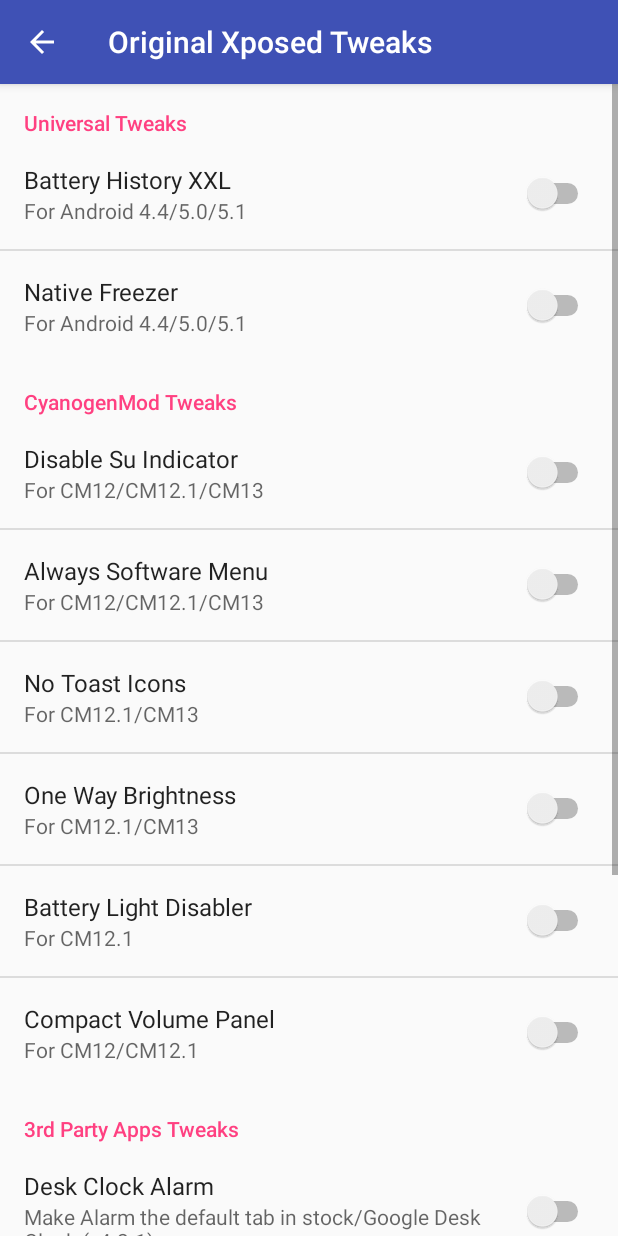
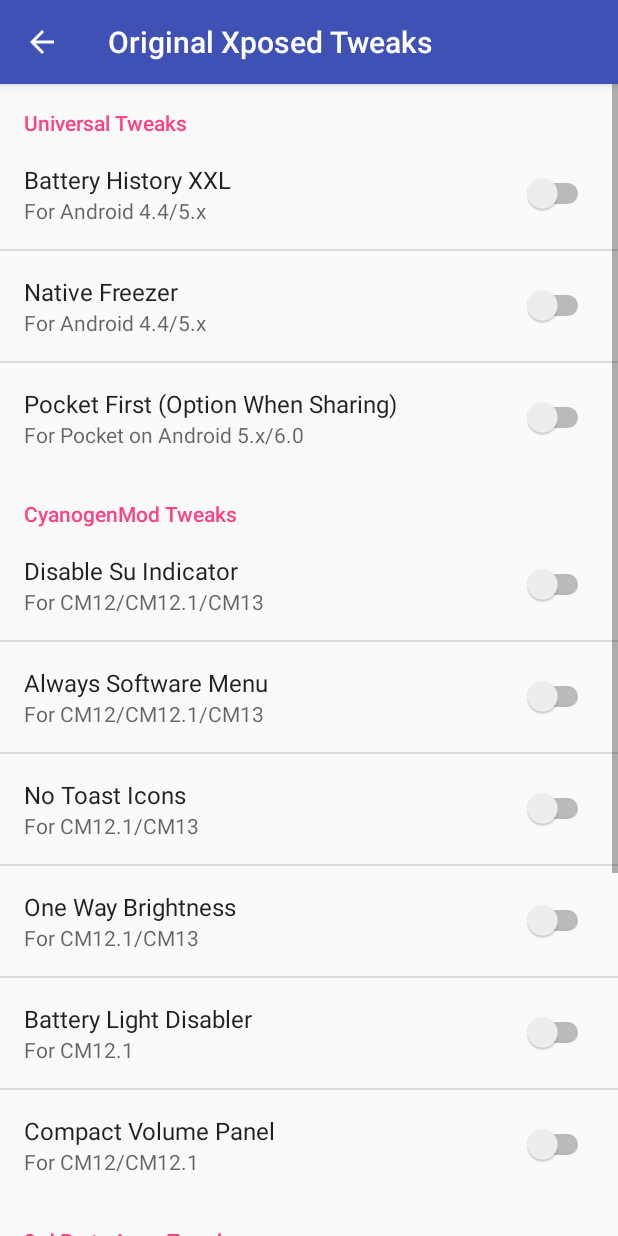
Before and after one commit to moneytoo/AllMy..., an Android app: the SettingsActivity screen opened directly, with no data from a screen before it, after a tap on "Original Xposed Tweaks", on a phone screen of 412 x 824 dp. Run offline under Robolectric (Android 15) with nearby library versions, the phone set to English and light mode, and no system bars.

Commit message:
Fix "Pocket First" on Android 6.0

```diff
--- a/app/build.gradle
+++ b/app/build.gradle
@@ -8,8 +8,8 @@ android {
         applicationId "com.smartmadsoft.xposed.aio"
         minSdkVersion 14
         targetSdkVersion 23
-        versionCode 5
-        versionName "0.1.4"
+        versionCode 6
+        versionName "0.1.5"
     }
     buildTypes {
         release {
--- a/app/src/main/res/xml/pref_tweaks.xml
+++ b/app/src/main/res/xml/pref_tweaks.xml
@@ -7,13 +7,19 @@
             android:defaultValue="false"
             android:key="tweak_batteryhistoryxxl"
             android:title="Battery History XXL"
-            android:summary="For Android 4.4/5.0/5.1" />
+            android:summary="For Android 4.4/5.x" />
 
         <SwitchPreference
             android:defaultValue="false"
             android:key="tweak_nativefreezer"
             android:title="Native Freezer"
-            android:summary="For Android 4.4/5.0/5.1" />
+            android:summary="For Android 4.4/5.x" />
+
+        <SwitchPreference
+            android:defaultValue="false"
+            android:key="tweak_pocketfirst"
+            android:title="Pocket First (Option When Sharing)"
+            android:summary="For Pocket on Android 5.x/6.0" />
 
     </PreferenceCategory>
 
@@ -69,12 +75,6 @@
 
         <SwitchPreference
             android:defaultValue="false"
-            android:key="tweak_pocketfirst"
-            android:title="Pocket First (Option When Sharing)"
-            android:summary="For Pocket on Android 5.x" />
-
-        <SwitchPreference
-            android:defaultValue="false"
             android:key="tweak_onehandzoom_ff"
             android:title="One Hand Zoom Enabler"
             android:summary="For Mozilla Firefox (v43/44)" />
```
Also changed, not shown: app/src/main/java/com/smartmadsoft/xposed/aio/tweaks/PocketFirst.java (+27 -0 lines).
